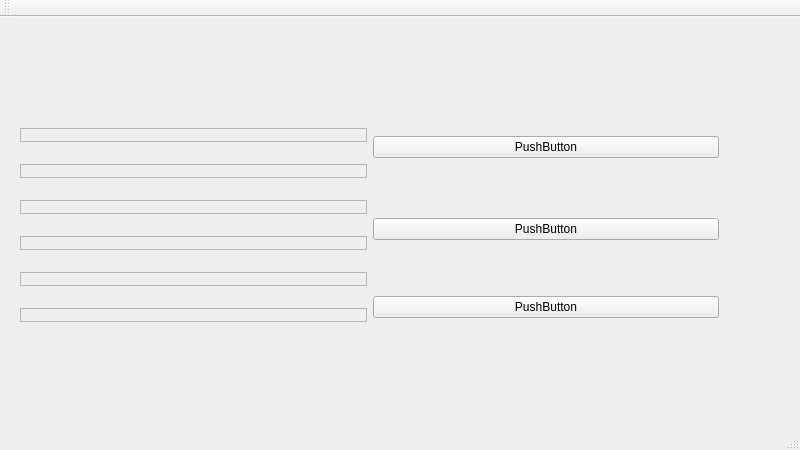
The window that WeekPlaner/mainwindow.ui (jinhang87/qtutil) describes before a commit, drawn with Qt 5.
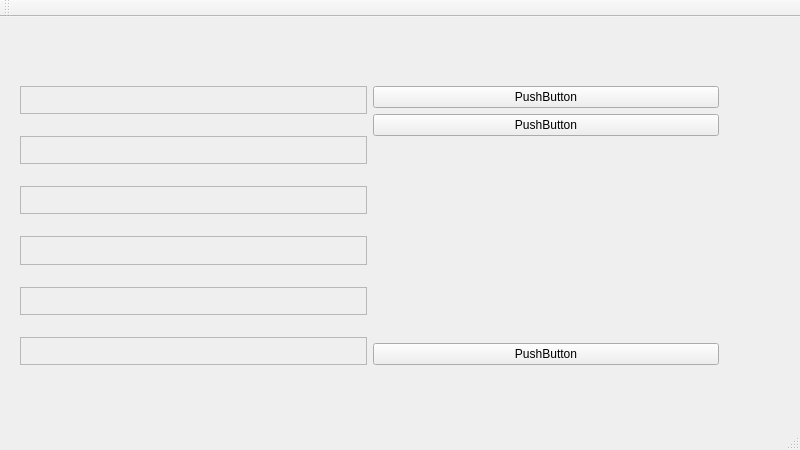
The same window after the commit. Custom widgets are drawn as their Qt base class.

Patch:
```diff
--- a/WeekPlaner/mainwindow.ui
+++ b/WeekPlaner/mainwindow.ui
@@ -24,14 +24,14 @@
      </rect>
     </property>
     <layout class="QGridLayout" name="gridLayout">
-     <item row="2" column="1">
+     <item row="6" column="1">
       <widget class="QPushButton" name="pushButton_3">
        <property name="text">
         <string>PushButton</string>
        </property>
       </widget>
      </item>
-     <item row="0" column="0" rowspan="3">
+     <item row="1" column="0" rowspan="6">
       <layout class="QVBoxLayout" name="verticalLayout">
        <property name="spacing">
         <number>22</number>
@@ -98,14 +98,27 @@
        </item>
       </layout>
      </item>
-     <item row="0" column="1">
-      <widget class="QPushButton" name="pushButton">
-       <property name="text">
-        <string>PushButton</string>
-       </property>
-      </widget>
-     </item>
      <item row="1" column="1">
+      <widget class="QPushButton" name="pushButton">
+       <property name="text">
+        <string>PushButton</string>
+       </property>
+      </widget>
+     </item>
+     <item row="3" column="1">
+      <spacer name="verticalSpacer">
+       <property name="orientation">
+        <enum>Qt::Vertical</enum>
+       </property>
+       <property name="sizeHint" stdset="0">
+        <size>
+         <width>20</width>
+         <height>40</height>
+        </size>
+       </property>
+      </spacer>
+     </item>
+     <item row="2" column="1">
       <widget class="QPushButton" name="pushButton_2">
        <property name="text">
         <string>PushButton</string>
```
